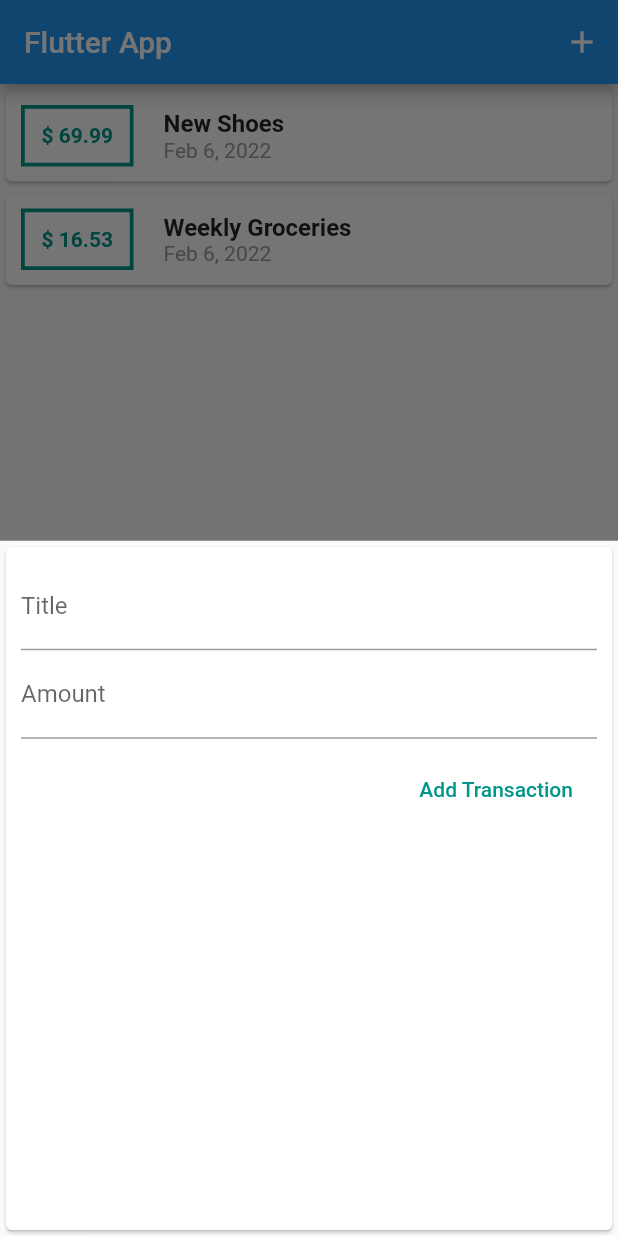
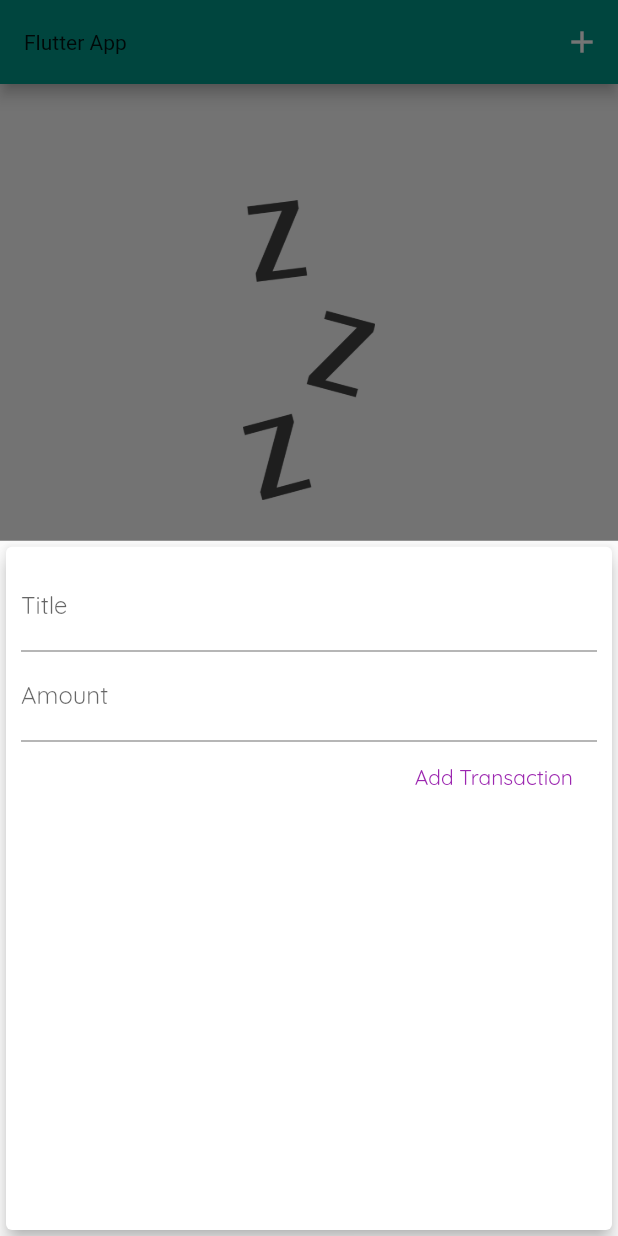
Before and after one commit to lhamsadeqi/personalExpenses, a Flutter app: the screen it shows after launch, after a tap on the "add" icon, on a phone screen of 412 x 824 dp. Run offline on Flutter 3.47's test engine with Material 2 defaults, Android fonts, the phone set to English and light mode, and no system bars.

Commit message:
styling and font

```diff
--- a/lib/main.dart
+++ b/lib/main.dart
@@ -1,4 +1,4 @@
-// ignore_for_file: prefer_const_constructors, sized_box_for_whitespace
+// ignore_for_file: prefer_const_constructors, sized_box_for_whitespace, deprecated_member_use, use_key_in_widget_constructors
 
 import 'package:expenses/models/transaction.dart';
 import 'package:expenses/widget/new_transaction.dart';
@@ -13,6 +13,16 @@ class MyApp extends StatelessWidget {
     return MaterialApp(
       title: 'Flutter App',
       home: MyHomePage(),
+      theme: ThemeData(
+        fontFamily: 'Quicksand',
+        primarySwatch: Colors.teal,
+        accentColor: Colors.pink[200],
+        appBarTheme: AppBarTheme(
+          textTheme: ThemeData.light().textTheme.copyWith(
+                bodyText1: TextStyle(fontFamily: 'OpenSans'),
+              ),
+        ),
+      ),
     );
   }
 }
@@ -26,18 +36,18 @@ class MyHomePage extends StatefulWidget {
 
 class _MyHomePageState extends State<MyHomePage> {
   final List<Transaction> _userTransactions = [
-    Transaction(
-      id: 't1',
-      title: 'New Shoes',
-      amount: 69.99,
-      date: DateTime.now(),
-    ),
-    Transaction(
-      id: 't2',
-      title: 'Weekly Groceries',
-      amount: 16.53,
-      date: DateTime.now(),
-    ),
+    // Transaction(
+    //   id: 't1',
+    //   title: 'New Shoes',
+    //   amount: 69.99,
+    //   date: DateTime.now(),
+    // ),
+    // Transaction(
+    //   id: 't2',
+    //   title: 'Weekly Groceries',
+    //   amount: 16.53,
+    //   date: DateTime.now(),
+    // ),
   ];
 
   void _addNewTransaction(String txTitle, double txAmount) {
--- a/lib/widget/new_transaction.dart
+++ b/lib/widget/new_transaction.dart
@@ -1,4 +1,4 @@
-// ignore_for_file: use_key_in_widget_constructors, prefer_const_constructors, deprecated_member_use, avoid_print
+// ignore_for_file: prefer_const_constructors_in_immutables, use_key_in_widget_constructors, prefer_const_constructors, deprecated_member_use
 
 import 'package:flutter/material.dart';
 
@@ -8,7 +8,7 @@ class NewTransaction extends StatefulWidget {
   NewTransaction(this.addTx);
 
   @override
-  State<NewTransaction> createState() => _NewTransactionState();
+  _NewTransactionState createState() => _NewTransactionState();
 }
 
 class _NewTransactionState extends State<NewTransaction> {
@@ -28,20 +28,23 @@ class _NewTransactionState extends State<NewTransaction> {
       enteredTitle,
       enteredAmount,
     );
+
+    Navigator.of(context).pop();
   }
 
   @override
   Widget build(BuildContext context) {
     return Card(
+      elevation: 5,
       child: Container(
         padding: EdgeInsets.all(10),
         child: Column(
           crossAxisAlignment: CrossAxisAlignment.end,
-          children: [
+          children: <Widget>[
             TextField(
               decoration: InputDecoration(labelText: 'Title'),
               controller: titleController,
-              onSubmitted: (_) => submitData,
+              onSubmitted: (_) => submitData(),
               // onChanged: (val) {
               //   titleInput = val;
               // },
@@ -50,16 +53,13 @@ class _NewTransactionState extends State<NewTransaction> {
               decoration: InputDecoration(labelText: 'Amount'),
               controller: amountController,
               keyboardType: TextInputType.number,
-              onSubmitted: (_) => submitData,
-              // onChanged: (val) {
-              //   amountInput = val;
-              // },
+              onSubmitted: (_) => submitData(),
+              // onChanged: (val) => amountInput = val,
             ),
-            SizedBox(height: 10),
             FlatButton(
+              child: Text('Add Transaction'),
+              textColor: Colors.purple,
               onPressed: submitData,
-              child: Text('Add Transaction'),
-              textColor: Colors.teal,
             ),
           ],
         ),
--- a/lib/widget/transaction_list.dart
+++ b/lib/widget/transaction_list.dart
@@ -1,4 +1,4 @@
-// ignore_for_file: prefer_const_constructors, use_key_in_widget_constructors, prefer_const_constructors_in_immutables, sized_box_for_whitespace
+// ignore_for_file:prefer_const_literals_to_create_immutables, prefer_const_constructors, use_key_in_widget_constructors, prefer_const_constructors_in_immutables, sized_box_for_whitespace
 
 import 'package:flutter/material.dart';
 import 'package:intl/intl.dart';
@@ -14,7 +14,26 @@ class TransactionList extends StatelessWidget {
   Widget build(BuildContext context) {
     return Container(
       height: 400,
-      child: ListView.builder(
+      child: transactions.isEmpty
+          ? Column(
+              mainAxisAlignment: MainAxisAlignment.center,
+              children: [
+                Container(
+                  width: 200,
+                  height: 200,
+                  child: Image.asset('assets/img/waiting.png'),
+                ),
+                SizedBox(height: 25),
+                Text(
+                  'No transactions added yet!',
+                  style: TextStyle(
+                    fontSize: 16,
+                    fontWeight: FontWeight.bold,
+                  ),
+                ),
+              ],
+            )
+          : ListView.builder(
               itemCount: transactions.length,
               itemBuilder: (context, index) {
                 return Card(
@@ -53,7 +72,8 @@ class TransactionList extends StatelessWidget {
                               ),
                             ),
                             Text(
-                        DateFormat.yMMMd().format(transactions[index].date),
+                              DateFormat.yMMMd()
+                                  .format(transactions[index].date),
                               style: TextStyle(
                                 color: Colors.grey,
                               ),
```
Also changed, not shown: pubspec.yaml (+16 -21 lines), assets/fonts/OpenSans-Bold.ttf (added), assets/fonts/OpenSans-Regular.ttf (added), assets/fonts/Quicksand-Bold.ttf (added), assets/fonts/Quicksand-Light.ttf (added), assets/fonts/Quicksand-Medium.ttf (added), assets/fonts/Quicksand-Regular.ttf (added), assets/img/waiting.png (added). Lines whose indentation alone changed are shown as unchanged.
